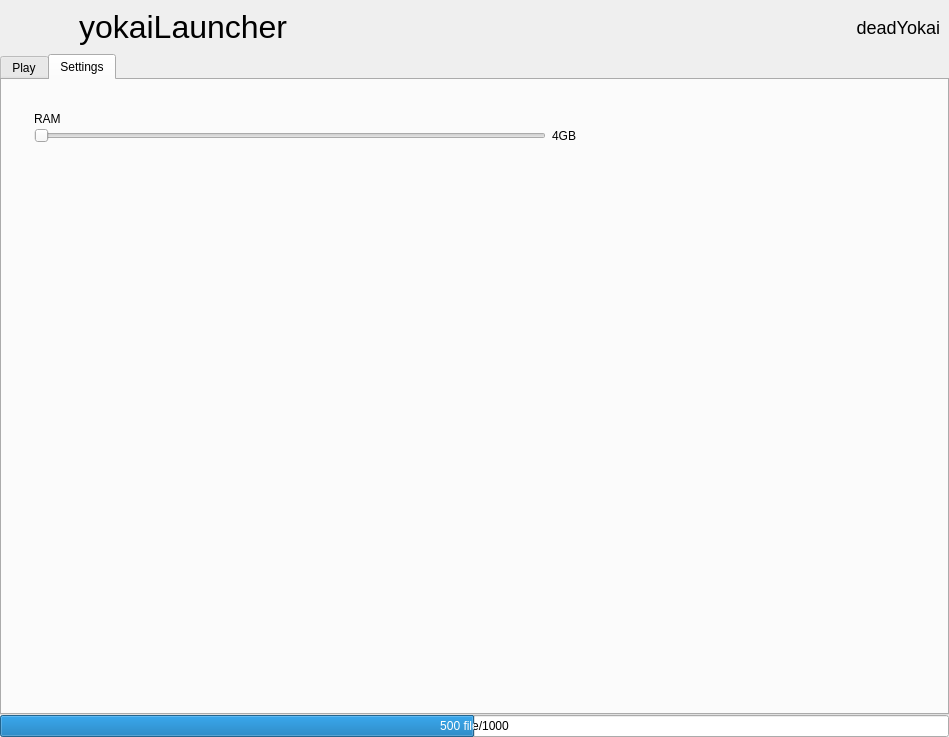
Qt form assets/client.ui (deadYokai/yokaiLauncher) before a commit.
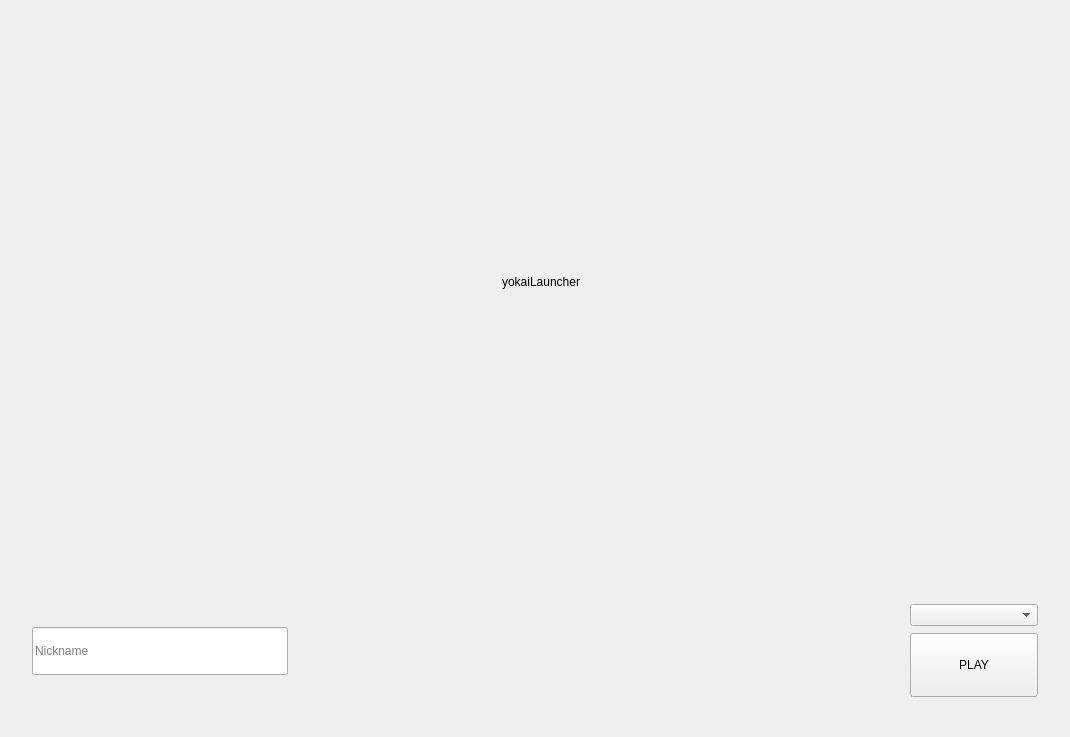
The same form after that commit. The open tabs and pages were chosen to show the change. Icons and pictures are not drawn.

```diff
--- a/assets/client.ui
+++ b/assets/client.ui
@@ -1,21 +1,38 @@
 <?xml version="1.0" encoding="UTF-8"?>
 <ui version="4.0">
- <class>ClientForm</class>
- <widget class="QWidget" name="ClientForm">
+ <class>MainWindow</class>
+ <widget class="QMainWindow" name="MainWindow">
+  <property name="windowModality">
+   <enum>Qt::WindowModal</enum>
+  </property>
   <property name="geometry">
    <rect>
     <x>0</x>
     <y>0</y>
-    <width>949</width>
+    <width>1070</width>
     <height>737</height>
    </rect>
   </property>
+  <property name="windowTitle">
+   <string>yokaiLauncher</string>
+  </property>
+  <property name="windowIcon">
+   <iconset resource="../res.qrc">
+    <normaloff>:/assets/icon.svg</normaloff>:/assets/icon.svg</iconset>
+  </property>
+  <property name="styleSheet">
+   <string notr="true"/>
+  </property>
+  <widget class="QWidget" name="ClientForm">
   <property name="sizePolicy">
    <sizepolicy hsizetype="Preferred" vsizetype="Preferred">
     <horstretch>1</horstretch>
     <verstretch>1</verstretch>
    </sizepolicy>
   </property>
+   <property name="windowTitle">
+    <string>yokaiLauncher</string>
+   </property>
   <property name="styleSheet">
    <string notr="true"/>
   </property>
@@ -35,8 +52,14 @@
    <property name="spacing">
     <number>0</number>
    </property>
-   <item row="0" column="0">
+    <item row="0" column="0" alignment="Qt::AlignHCenter|Qt::AlignVCenter">
     <widget class="QWidget" name="widget" native="true">
+      <property name="maximumSize">
+       <size>
+        <width>16777215</width>
+        <height>128</height>
+       </size>
+      </property>
      <layout class="QVBoxLayout" name="verticalLayout">
       <property name="spacing">
        <number>0</number>
@@ -55,6 +78,12 @@
       </property>
       <item>
        <widget class="QWidget" name="widget_2" native="true">
+         <property name="maximumSize">
+          <size>
+           <width>16777215</width>
+           <height>128</height>
+          </size>
+         </property>
         <layout class="QHBoxLayout" name="horizontalLayout">
          <item>
           <widget class="QLabel" name="label_2">
@@ -79,7 +108,7 @@
           <widget class="QLabel" name="label">
            <property name="font">
             <font>
-             <pointsize>24</pointsize>
+              <family>Tahoma</family>
             </font>
            </property>
            <property name="text">
@@ -90,116 +119,60 @@
            </property>
           </widget>
          </item>
-         <item>
-          <widget class="QLabel" name="cNick">
-           <property name="styleSheet">
-            <string notr="true">font-size: 18px</string>
-           </property>
-           <property name="text">
-            <string>deadYokai</string>
-           </property>
-           <property name="alignment">
-            <set>Qt::AlignRight|Qt::AlignTrailing|Qt::AlignVCenter</set>
-           </property>
+         </layout>
           </widget>
          </item>
         </layout>
        </widget>
       </item>
-      <item>
-       <widget class="QTabWidget" name="tabMenu">
-        <property name="styleSheet">
-         <string notr="true"/>
-        </property>
-        <property name="tabPosition">
-         <enum>QTabWidget::North</enum>
-        </property>
-        <property name="tabShape">
-         <enum>QTabWidget::Rounded</enum>
-        </property>
-        <property name="currentIndex">
-         <number>0</number>
-        </property>
-        <property name="usesScrollButtons">
+    <item row="2" column="0">
+     <widget class="QWidget" name="bottomWidget" native="true">
+      <property name="minimumSize">
+       <size>
+        <width>0</width>
+        <height>0</height>
+       </size>
+      </property>
+      <property name="maximumSize">
+       <size>
+        <width>16777215</width>
+        <height>172</height>
+       </size>
+      </property>
+      <property name="autoFillBackground">
          <bool>false</bool>
         </property>
-        <widget class="QWidget" name="playTab">
-         <attribute name="title">
-          <string>Play</string>
-         </attribute>
+      <property name="styleSheet">
+       <string notr="true"/>
+      </property>
          <layout class="QVBoxLayout" name="verticalLayout_3">
           <property name="spacing">
-           <number>0</number>
+        <number>16</number>
           </property>
           <property name="leftMargin">
-           <number>0</number>
+        <number>32</number>
           </property>
           <property name="topMargin">
-           <number>0</number>
+        <number>32</number>
           </property>
           <property name="rightMargin">
-           <number>0</number>
+        <number>32</number>
           </property>
           <property name="bottomMargin">
-           <number>0</number>
+        <number>32</number>
           </property>
           <item>
-           <widget class="QLabel" name="mcDec">
-            <property name="maximumSize">
+        <widget class="QWidget" name="gridWidget" native="true">
+         <property name="minimumSize">
              <size>
-              <width>16777215</width>
-              <height>16777215</height>
-             </size>
-            </property>
-            <property name="text">
-             <string>Minecraft 1.18.1</string>
-            </property>
-            <property name="scaledContents">
-             <bool>true</bool>
-            </property>
-            <property name="alignment">
-             <set>Qt::AlignBottom|Qt::AlignHCenter</set>
-            </property>
-            <property name="margin">
-             <number>64</number>
-            </property>
-           </widget>
-          </item>
-          <item>
-           <widget class="QWidget" name="btnW" native="true">
-            <property name="maximumSize">
-             <size>
-              <width>16777215</width>
-              <height>64</height>
-             </size>
-            </property>
+           <width>0</width>
+           <height>0</height>
+          </size>
+         </property>
             <property name="styleSheet">
              <string notr="true"/>
             </property>
-            <layout class="QHBoxLayout" name="horizontalLayout_3">
-             <item alignment="Qt::AlignLeft|Qt::AlignVCenter">
-              <widget class="QPushButton" name="playBtn">
-               <property name="styleSheet">
-                <string notr="true"/>
-               </property>
-               <property name="text">
-                <string>Play</string>
-               </property>
-              </widget>
-             </item>
-            </layout>
-           </widget>
-          </item>
-         </layout>
-        </widget>
-        <widget class="QWidget" name="setTab">
-         <property name="layoutDirection">
-          <enum>Qt::LeftToRight</enum>
-         </property>
-         <attribute name="title">
-          <string>Settings</string>
-         </attribute>
-         <layout class="QVBoxLayout" name="verticalLayout_2">
+         <layout class="QHBoxLayout" name="horizontalLayout_2">
           <property name="spacing">
            <number>0</number>
           </property>
@@ -207,38 +180,28 @@
            <enum>QLayout::SetDefaultConstraint</enum>
           </property>
           <property name="leftMargin">
-           <number>32</number>
+           <number>0</number>
           </property>
           <property name="topMargin">
-           <number>32</number>
+           <number>0</number>
           </property>
           <property name="rightMargin">
-           <number>32</number>
+           <number>0</number>
           </property>
           <property name="bottomMargin">
-           <number>32</number>
+           <number>0</number>
           </property>
-          <item alignment="Qt::AlignLeft|Qt::AlignTop">
-           <widget class="QLabel" name="rLabel">
-            <property name="text">
-             <string>RAM</string>
-            </property>
-            <property name="margin">
-             <number>6</number>
-            </property>
-           </widget>
-          </item>
           <item>
-           <widget class="QWidget" name="widget_3" native="true">
-            <property name="maximumSize">
+           <widget class="QWidget" name="horizontalWidget" native="true">
+            <property name="minimumSize">
              <size>
-              <width>16777215</width>
-              <height>16777215</height>
+              <width>0</width>
+              <height>0</height>
              </size>
             </property>
-            <layout class="QHBoxLayout" name="horizontalLayout_2">
+            <layout class="QHBoxLayout" name="horizontalLayout_3">
              <property name="spacing">
-              <number>6</number>
+              <number>0</number>
              </property>
              <property name="leftMargin">
               <number>0</number>
@@ -253,92 +216,160 @@
               <number>0</number>
              </property>
              <item alignment="Qt::AlignLeft">
-              <widget class="QSlider" name="ramS">
+              <widget class="QLineEdit" name="nickname">
                <property name="minimumSize">
                 <size>
-                 <width>512</width>
+                 <width>256</width>
+                 <height>48</height>
+                </size>
+               </property>
+               <property name="placeholderText">
+                <string>Nickname</string>
+               </property>
+              </widget>
+             </item>
+            </layout>
+           </widget>
+          </item>
+          <item alignment="Qt::AlignRight">
+           <widget class="QWidget" name="verticalWidget1" native="true">
+            <property name="minimumSize">
+             <size>
+              <width>0</width>
                  <height>0</height>
                 </size>
                </property>
                <property name="maximumSize">
                 <size>
-                 <width>512</width>
+              <width>16777215</width>
                  <height>16777215</height>
                 </size>
                </property>
-               <property name="orientation">
-                <enum>Qt::Horizontal</enum>
-               </property>
-              </widget>
-             </item>
-             <item alignment="Qt::AlignLeft">
-              <widget class="QLabel" name="ramVal">
-               <property name="text">
-                <string>4GB</string>
-               </property>
-              </widget>
-             </item>
+            <layout class="QVBoxLayout" name="verticalLayout_2">
+             <property name="spacing">
+              <number>0</number>
+             </property>
+             <property name="leftMargin">
+              <number>0</number>
+             </property>
+             <property name="topMargin">
+              <number>0</number>
+             </property>
+             <property name="rightMargin">
+              <number>0</number>
+             </property>
+             <property name="bottomMargin">
+              <number>0</number>
+             </property>
              <item>
-              <spacer name="horizontalSpacer">
-               <property name="orientation">
-                <enum>Qt::Horizontal</enum>
+              <widget class="QComboBox" name="versionList">
+               <property name="enabled">
+                <bool>true</bool>
                </property>
-               <property name="sizeHint" stdset="0">
+               <property name="minimumSize">
                 <size>
-                 <width>40</width>
-                 <height>20</height>
+                 <width>128</width>
+                 <height>0</height>
                 </size>
                </property>
-              </spacer>
-             </item>
-            </layout>
+               <property name="currentText">
+                <string/>
+               </property>
+               <property name="currentIndex">
+                <number>-1</number>
+               </property>
+               <property name="placeholderText">
+                <string>1.19.1</string>
+               </property>
            </widget>
           </item>
           <item>
-           <spacer name="verticalSpacer">
-            <property name="orientation">
-             <enum>Qt::Vertical</enum>
-            </property>
-            <property name="sizeHint" stdset="0">
+              <widget class="QPushButton" name="playBtn">
+               <property name="minimumSize">
+                <size>
+                 <width>128</width>
+                 <height>0</height>
+                </size>
+               </property>
+               <property name="maximumSize">
              <size>
-              <width>20</width>
-              <height>40</height>
-             </size>
-            </property>
-           </spacer>
+                 <width>16777215</width>
+                 <height>64</height>
+                </size>
+               </property>
+               <property name="text">
+                <string>PLAY</string>
+               </property>
+              </widget>
           </item>
          </layout>
         </widget>
+          </item>
+         </layout>
        </widget>
       </item>
      </layout>
     </widget>
    </item>
    <item row="1" column="0">
+     <widget class="QWidget" name="progressWidget" native="true">
+      <property name="minimumSize">
+       <size>
+        <width>0</width>
+        <height>0</height>
+       </size>
+      </property>
+      <property name="maximumSize">
+       <size>
+        <width>16777215</width>
+        <height>0</height>
+       </size>
+      </property>
+      <layout class="QVBoxLayout" name="verticalLayout_4">
+       <property name="leftMargin">
+        <number>16</number>
+       </property>
+       <property name="topMargin">
+        <number>0</number>
+       </property>
+       <property name="rightMargin">
+        <number>16</number>
+       </property>
+       <property name="bottomMargin">
+        <number>5</number>
+       </property>
+       <item alignment="Qt::AlignLeft|Qt::AlignBottom">
+        <widget class="QLabel" name="pLabel">
+         <property name="text">
+          <string>Loading assets...</string>
+         </property>
+        </widget>
+       </item>
+       <item>
     <widget class="QProgressBar" name="progressBar">
-     <property name="enabled">
-      <bool>true</bool>
-     </property>
      <property name="maximumSize">
       <size>
        <width>16777215</width>
-       <height>16777215</height>
-      </size>
-     </property>
-     <property name="autoFillBackground">
-      <bool>false</bool>
+           <height>8</height>
+          </size>
+         </property>
+         <property name="baseSize">
+          <size>
+           <width>0</width>
+           <height>32</height>
+          </size>
      </property>
      <property name="styleSheet">
       <string notr="true"/>
      </property>
-     <property name="minimum">
-      <number>0</number>
-     </property>
-     <property name="maximum">
-      <number>1000</number>
-     </property>
      <property name="value">
-      <number>500</number>
+          <number>24</number>
+         </property>
+         <property name="textVisible">
+          <bool>false</bool>
+         </property>
+         <property name="orientation">
+          <enum>Qt::Horizontal</enum>
      </property>
      <property name="invertedAppearance">
       <bool>false</bool>
@@ -347,11 +378,15 @@
       <enum>QProgressBar::TopToBottom</enum>
      </property>
      <property name="format">
-      <string>%v file/%m</string>
+          <string>%p%/%m%</string>
      </property>
     </widget>
    </item>
   </layout>
+     </widget>
+    </item>
+   </layout>
+  </widget>
  </widget>
  <resources>
   <include location="../res.qrc"/>
```
Lines whose indentation alone changed are shown as unchanged.
